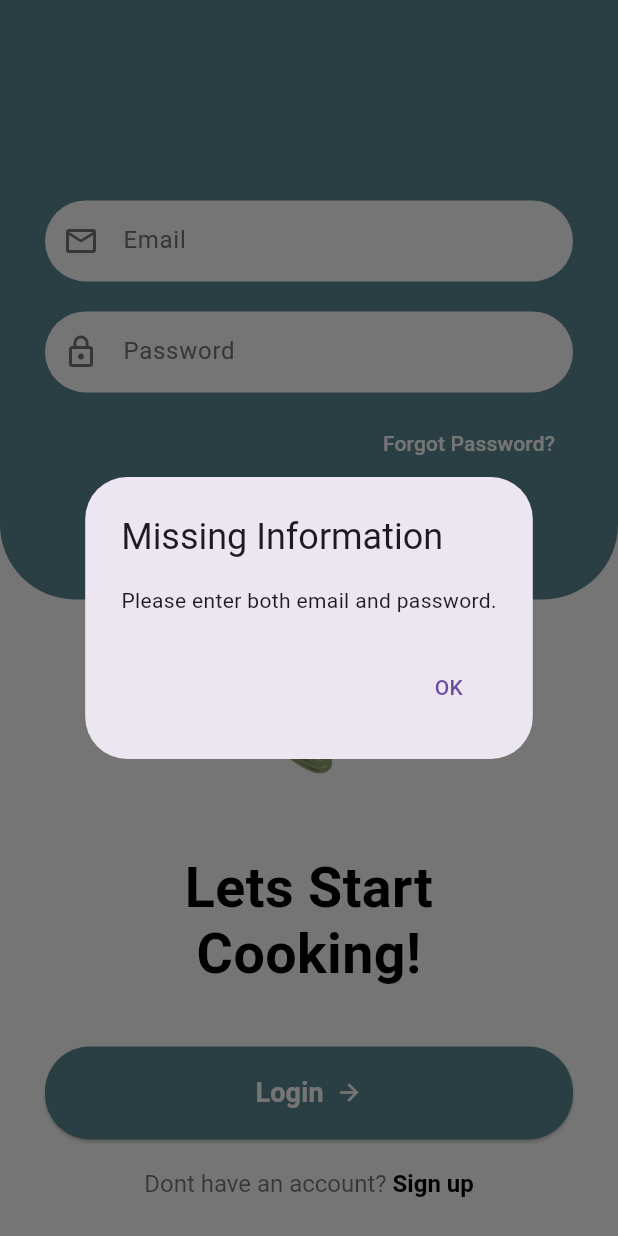
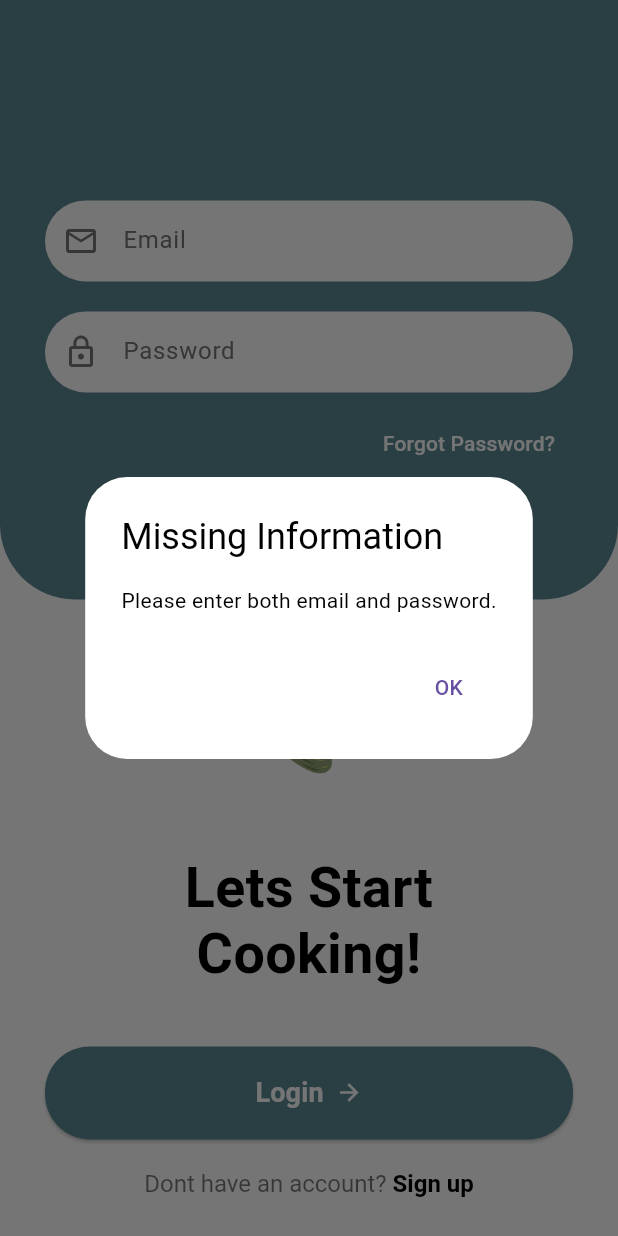
Before and after one commit to sohaberri/mealmuse, a Flutter app: the LoginScreen screen opened directly, after a tap on "Login", on a phone screen of 412 x 824 dp. Run offline on Flutter 3.47's test engine with Material 3 defaults, Android fonts, the phone set to English and light mode, and no system bars; our stand-ins replace cloud_firestore, firebase_auth, firebase_core, firebase_messaging, flutter_dotenv, flutter_local_notifications and 2 more; accounts and stored records are empty.

Commit message:
dark mode fixing for intro screens

```diff
--- a/lib/screens/login.dart
+++ b/lib/screens/login.dart
@@ -30,19 +30,20 @@ class _LoginScreenState extends State<LoginScreen> {
     required IconData icon,
     bool isPassword = false,
     required TextEditingController controller,
+    required bool isDarkMode,
   }) {
     return Padding(
       padding: const EdgeInsets.symmetric(vertical: 10.0),
       child: TextField(
         controller: controller,
         obscureText: isPassword,
-        style: const TextStyle(color: Colors.black87),
+        style: TextStyle(color: isDarkMode ? const Color(0xFFE1E1E1) : Colors.black87),
         decoration: InputDecoration(
           hintText: hintText,
-          hintStyle: TextStyle(color: Colors.grey[600]),
-          prefixIcon: Icon(icon, color: Colors.grey[600]),
+          hintStyle: TextStyle(color: isDarkMode ? const Color(0xFFB0B0B0) : Colors.grey[600]),
+          prefixIcon: Icon(icon, color: isDarkMode ? const Color(0xFFB0B0B0) : Colors.grey[600]),
           filled: true,
-          fillColor: Colors.white,
+          fillColor: isDarkMode ? const Color(0xFF3A3A3A) : Colors.white,
           border: OutlineInputBorder(
             borderRadius: BorderRadius.circular(30.0),
             borderSide: BorderSide.none,
@@ -299,9 +300,13 @@ class _LoginScreenState extends State<LoginScreen> {
   @override
   Widget build(BuildContext context) {
     final size = MediaQuery.of(context).size;
+    final isDarkMode = ThemeProvider().darkModeEnabled;
+    final backgroundColor = isDarkMode ? const Color(0xFF121212) : _darkBackground;
+    final textColor = isDarkMode ? const Color(0xFFE1E1E1) : _primaryText;
+    final secondaryTextColor = isDarkMode ? const Color(0xFFB0B0B0) : Colors.black54;
 
     return Scaffold(
-      backgroundColor: _darkBackground,
+      backgroundColor: backgroundColor,
       body: ValueListenableBuilder<Locale?>(
         valueListenable: LocaleProvider().localeNotifier,
         builder: (context, locale, _) {
@@ -332,12 +337,14 @@ class _LoginScreenState extends State<LoginScreen> {
                     hintText: TranslationHelper.t('Email', 'ای میل'),
                     icon: Icons.mail_outline,
                     controller: _emailController,
+                    isDarkMode: isDarkMode,
                   ),
                   _buildTextField(
                     hintText: TranslationHelper.t('Password', 'پاس ورڈ'),
                     icon: Icons.lock_outline,
                     isPassword: true,
                     controller: _passwordController,
+                    isDarkMode: isDarkMode,
                   ),
 
                   // Forgot Password Button
@@ -384,7 +391,7 @@ class _LoginScreenState extends State<LoginScreen> {
                     TranslationHelper.t('Lets Start\nCooking!', 'چلیں\nپکانا شروع کریں!'),
                     textAlign: TextAlign.center,
                     style: TextStyle(
-                      color: _primaryText,
+                      color: textColor,
                       fontSize: size.width * 0.09,
                       fontWeight: FontWeight.bold,
                       height: 1.2,
@@ -398,18 +405,21 @@ class _LoginScreenState extends State<LoginScreen> {
                     child: ElevatedButton(
                       onPressed: () {
                         if (_emailController.text.isEmpty || _passwordController.text.isEmpty) {
+                          final dialogBg = isDarkMode ? const Color(0xFF2A2A2A) : Colors.white;
+                          final dialogTextColor = isDarkMode ? const Color(0xFFE1E1E1) : Colors.black;
                           showDialog(
                             context: context,
                             builder: (BuildContext context) {
                               return AlertDialog(
-                                title: const Text('Missing Information'),
-                                content: const Text('Please enter both email and password.'),
+                                backgroundColor: dialogBg,
+                                title: Text(TranslationHelper.t('Missing Information', 'معلومات غائب ہیں'), style: TextStyle(color: dialogTextColor)),
+                                content: Text(TranslationHelper.t('Please enter both email and password.', 'براہ کرم ای میل اور پاس ورڈ دونوں درج کریں۔'), style: TextStyle(color: dialogTextColor)),
                                 actions: [
                                   TextButton(
                                     onPressed: () {
                                       Navigator.of(context).pop();
                                     },
-                                    child: const Text('OK'),
+                                    child: Text(TranslationHelper.t('OK', 'ٹھیک ہے')),
                                   ),
                                 ],
                               );
@@ -453,12 +463,12 @@ class _LoginScreenState extends State<LoginScreen> {
                     child: RichText(
                       text: TextSpan(
                         text: TranslationHelper.t('Dont have an account? ', 'اکاؤنٹ نہیں ہے؟ '),
-                        style: TextStyle(color: Colors.black54, fontSize: 16),
+                        style: TextStyle(color: secondaryTextColor, fontSize: 16),
                         children: <TextSpan>[
                           TextSpan(
                             text: TranslationHelper.t('Sign up', 'سائن اپ'),
                             style: TextStyle(
-                              color: _primaryText,
+                              color: textColor,
                               fontWeight: FontWeight.bold,
                             ),
                           ),
```
Also changed, not shown: lib/screens/homepage.dart (+9 -5 lines), lib/screens/register.dart (+20 -11 lines).
